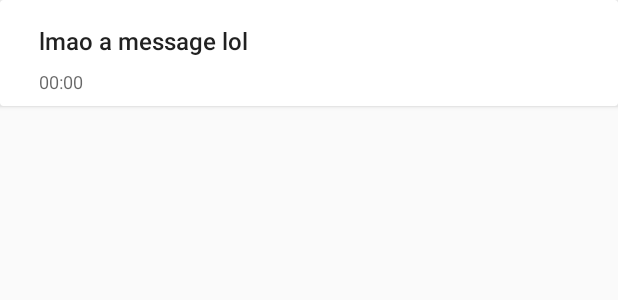
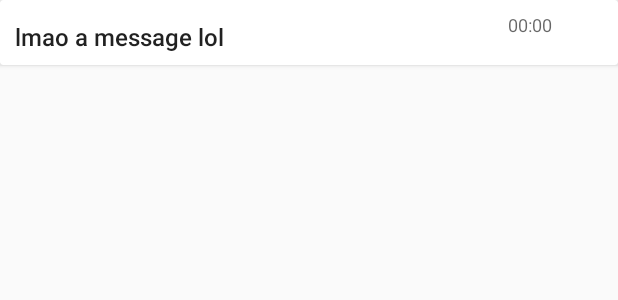
Before and after one commit to aayusht/seecret, an Android app: the layout messages_row_view.xml on its own in the app's theme, with its tools: preview values and no code run, on a phone screen of 412 x 824 dp. Shown: the top 300 px of the screen. Run offline under Robolectric (Android 15) with nearby library versions, the phone set to English and light mode, and no system bars.

Commit message:
minor ui changes

```diff
--- a/app/src/main/java/com/seecret/mdb/seecret/MainActivity.java
+++ b/app/src/main/java/com/seecret/mdb/seecret/MainActivity.java
@@ -85,7 +85,6 @@ public class MainActivity extends AppCompatActivity {
             messageAdapter.setMessages(getMessages());
         }
         catch (Exception e) {
-
         }
         messageAdapter.notifyDataSetChanged();
     }
--- a/app/src/main/res/layout/activity_main.xml
+++ b/app/src/main/res/layout/activity_main.xml
@@ -4,10 +4,8 @@
     android:id="@+id/activity_main"
     android:layout_width="match_parent"
     android:layout_height="match_parent"
-    android:paddingBottom="@dimen/activity_vertical_margin"
     android:paddingLeft="@dimen/activity_horizontal_margin"
     android:paddingRight="@dimen/activity_horizontal_margin"
-    android:paddingTop="@dimen/activity_vertical_margin"
     tools:context="com.seecret.mdb.seecret.MainActivity">
 
     <android.support.v7.widget.RecyclerView
--- a/app/src/main/res/layout/activity_text.xml
+++ b/app/src/main/res/layout/activity_text.xml
@@ -9,7 +9,9 @@
     <android.support.v7.widget.RecyclerView
         android:id="@+id/text_recycler_view"
         android:layout_width="match_parent"
-        android:layout_height="match_parent">
+        android:layout_height="match_parent"
+        android:layout_alignParentTop="true"
+        android:layout_alignParentStart="true">
     </android.support.v7.widget.RecyclerView>
 
 </RelativeLayout>
--- a/app/src/main/res/layout/messages_row_view.xml
+++ b/app/src/main/res/layout/messages_row_view.xml
@@ -21,21 +21,21 @@
             android:textSize="16dp"
             app:layout_constraintLeft_toLeftOf="@+id/timestamp"
             app:layout_constraintRight_toRightOf="parent"
-            android:layout_marginTop="8dp"
+            android:layout_marginTop="5dp"
             app:layout_constraintTop_toTopOf="parent"
             android:layout_marginEnd="16dp" />
 
         <TextView
-            android:layout_width="wrap_content"
+            android:layout_width="368dp"
             android:layout_height="wrap_content"
             android:text="00:00"
             android:id="@+id/timestamp"
             android:paddingLeft="10dp"
-            android:layout_marginTop="8dp"
-            app:layout_constraintTop_toBottomOf="@+id/msg"
             android:layout_marginStart="16dp"
-            app:layout_constraintLeft_toLeftOf="parent"
-            android:textAppearance="@style/TextAppearance.AppCompat.Caption" />
+            android:gravity="right"
+            android:textAppearance="@style/TextAppearance.AppCompat.Caption"
+            tools:layout_editor_absoluteY="22dp"
+            tools:layout_editor_absoluteX="8dp" />
 
     </android.support.constraint.ConstraintLayout>
 
```
